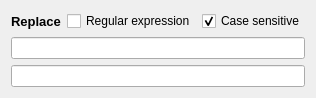
Old version of the form widgets/WidgetReplaceSetting.ui in the repository Takashi-Inoue/FileRenamer_Archived.
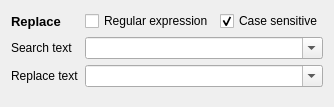
New version of the form. Custom widgets are drawn as their Qt base class.

Commit message:
Added: Save text history.
UI changed: QLineEdit to QComboBox.

What changed in the file:
```diff
--- a/widgets/WidgetReplaceSetting.ui
+++ b/widgets/WidgetReplaceSetting.ui
@@ -6,14 +6,21 @@
    <rect>
     <x>0</x>
     <y>0</y>
-    <width>301</width>
-    <height>92</height>
+    <width>319</width>
+    <height>107</height>
    </rect>
   </property>
   <property name="windowTitle">
    <string>Form</string>
   </property>
   <layout class="QGridLayout" name="gridLayout">
+   <item row="0" column="2">
+    <widget class="QCheckBox" name="checkBoxUseRegex">
+     <property name="text">
+      <string>Regular expression</string>
+     </property>
+    </widget>
+   </item>
    <item row="0" column="0">
     <widget class="QLabel" name="label">
      <property name="font">
@@ -28,14 +35,21 @@
      </property>
     </widget>
    </item>
-   <item row="0" column="1">
-    <widget class="QCheckBox" name="checkBoxUseRegex">
+   <item row="2" column="0">
+    <widget class="QLabel" name="label_3">
      <property name="text">
-      <string>Regular expression</string>
+      <string>Replace text</string>
      </property>
     </widget>
    </item>
-   <item row="0" column="2">
+   <item row="1" column="0">
+    <widget class="QLabel" name="label_2">
+     <property name="text">
+      <string>Search text</string>
+     </property>
+    </widget>
+   </item>
+   <item row="0" column="3">
     <widget class="QCheckBox" name="checkBoxCaseSensitive">
      <property name="text">
       <string>Case sensitive</string>
@@ -45,13 +59,7 @@
      </property>
     </widget>
    </item>
-   <item row="1" column="0" colspan="3">
-    <widget class="QLineEdit" name="lineEditBefore"/>
-   </item>
-   <item row="2" column="0" colspan="3">
-    <widget class="QLineEdit" name="lineEditAfter"/>
-   </item>
-   <item row="3" column="1">
+   <item row="3" column="2">
     <spacer name="verticalSpacer">
      <property name="orientation">
       <enum>Qt::Vertical</enum>
@@ -64,8 +72,41 @@
      </property>
     </spacer>
    </item>
+   <item row="2" column="2" colspan="2">
+    <widget class="HistoryComboBox" name="comboxReplace">
+     <property name="editable">
+      <bool>true</bool>
+     </property>
+     <property name="maxCount">
+      <number>10</number>
+     </property>
+     <property name="insertPolicy">
+      <enum>QComboBox::NoInsert</enum>
+     </property>
+    </widget>
+   </item>
+   <item row="1" column="2" colspan="2">
+    <widget class="HistoryComboBox" name="comboxSearch">
+     <property name="editable">
+      <bool>true</bool>
+     </property>
+     <property name="maxCount">
+      <number>10</number>
+     </property>
+     <property name="insertPolicy">
+      <enum>QComboBox::NoInsert</enum>
+     </property>
+    </widget>
+   </item>
   </layout>
  </widget>
+ <customwidgets>
+  <customwidget>
+   <class>HistoryComboBox</class>
+   <extends>QComboBox</extends>
+   <header>widgets/HistoryComboBox.h</header>
+  </customwidget>
+ </customwidgets>
  <resources/>
  <connections/>
 </ui>
```
The commit also changes 99 other files.
